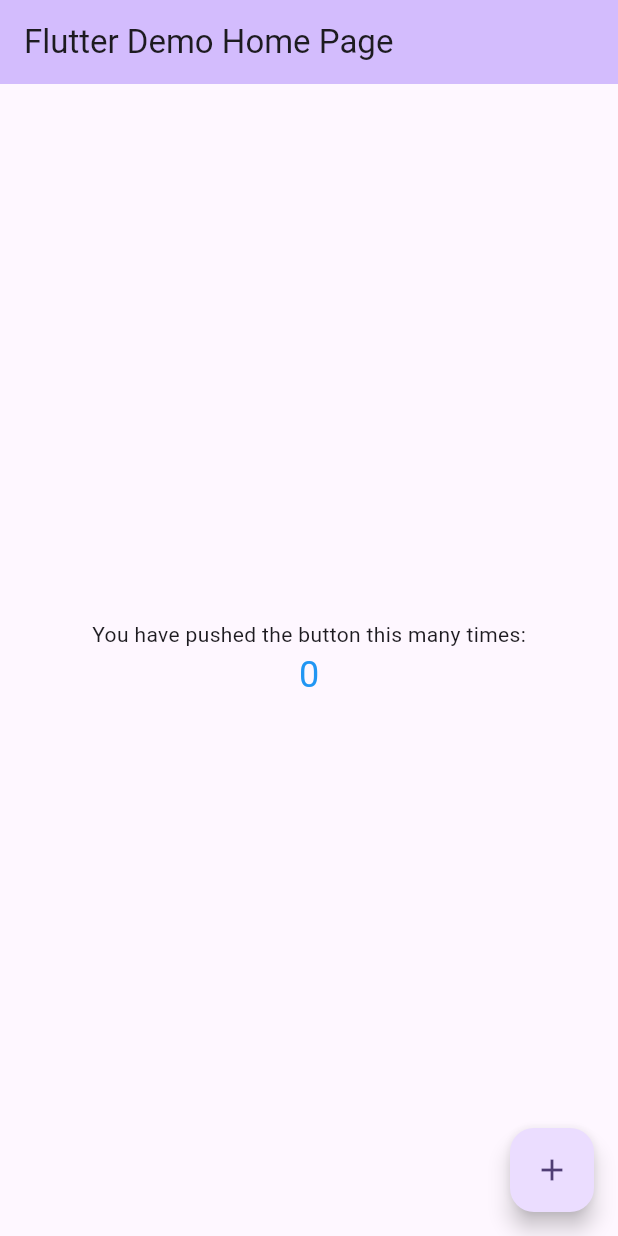
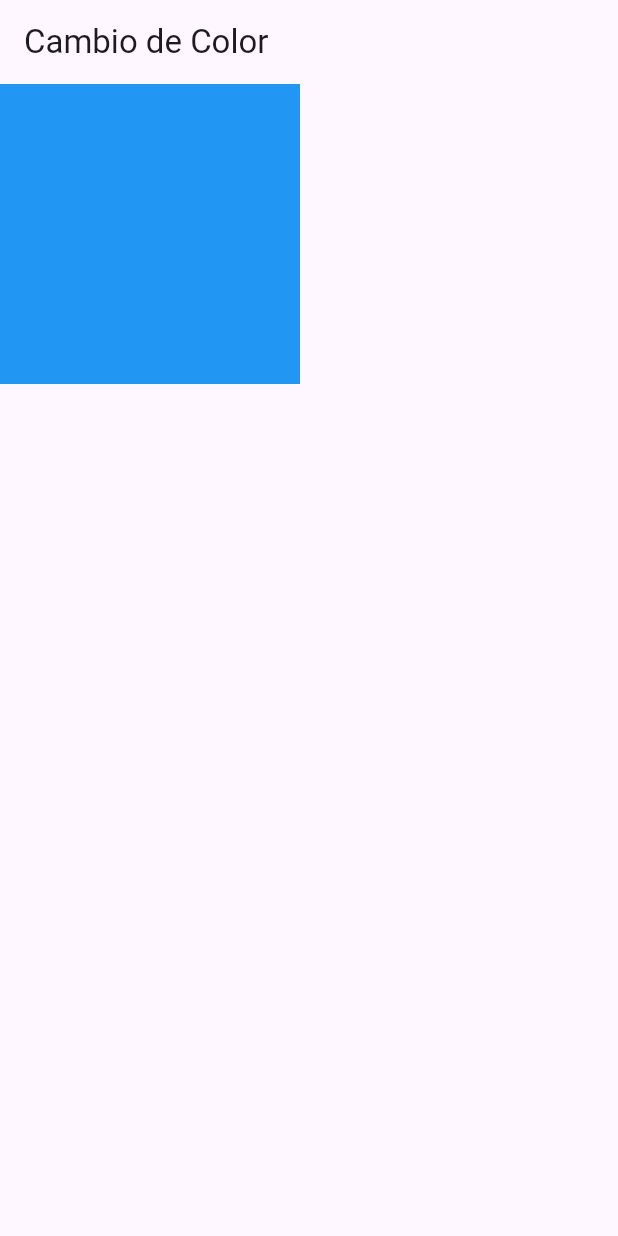
Before and after one commit to Progra-Movil-917/prueba1_62211083, a Flutter app: the screen it shows after launch, on a phone screen of 412 x 824 dp. Run offline on Flutter 3.47's test engine with Material 3 defaults, Android fonts, the phone set to English and light mode, and no system bars.

Commit message:
cambios realizados y prueba finalizada

```diff
--- a/lib/main.dart
+++ b/lib/main.dart
@@ -10,65 +10,51 @@ class MyApp extends StatelessWidget {
   @override
   Widget build(BuildContext context) {
     return MaterialApp(
-      title: 'Flutter Demo',
+      title: 'Color Change Widget',
       theme: ThemeData(
-        colorScheme: ColorScheme.fromSeed(seedColor: Colors.deepPurple),
-        useMaterial3: true,
+        primarySwatch: Colors.blue,
       ),
-      home: const MyHomePage(title: 'Flutter Demo Home Page'),
+      home: const ColorChangeWidget(),
     );
   }
 }
 
-class MyHomePage extends StatefulWidget {
-  const MyHomePage({Key? key, required this.title});
-
-  final String title;
+class ColorChangeWidget extends StatefulWidget {
+  const ColorChangeWidget({Key? key}) : super(key: key);
 
   @override
-  State<MyHomePage> createState() => _MyHomePageState();
+  _ColorChangeWidgetState createState() => _ColorChangeWidgetState();
 }
 
-class _MyHomePageState extends State<MyHomePage> {
-  int _counter = 0;
-  List<Color> colors = [Colors.blue, Colors.green, Colors.red];
-  int colorIndex = 0;
+class _ColorChangeWidgetState extends State<ColorChangeWidget> {
+  // Almacena el color
+  Color _currentColor = Colors.blue;
 
-  void _incrementCounter() {
+  List<Color> _colorOptions = [Colors.blue, Colors.red];
+  int _colorIndex = 0;
+
+  //Metodo del cambio de color
+  void _changeColor() {
     setState(() {
-      _counter++;
-      colorIndex = (_counter - 1) % colors.length;
+      _currentColor = _colorOptions[_colorIndex];
+      _colorIndex = (_colorIndex + 1) % _colorOptions.length;
     });
   }
 
+//llamando al metodo de cambiar color en el contenedor
   @override
   Widget build(BuildContext context) {
     return Scaffold(
       appBar: AppBar(
-        backgroundColor: Theme.of(context).colorScheme.inversePrimary,
-        title: Text(widget.title),
+        title: Text('Cambio de Color'),
       ),
-      body: Center(
-        child: Column(
-          mainAxisAlignment: MainAxisAlignment.center,
-          children: <Widget>[
-            const Text(
-              'You have pushed the button this many times:',
-            ),
-            Text(
-              '$_counter',
-              style: TextStyle(
-                color: colors[colorIndex],
-                fontSize: 24.0,
-              ),
-            ),
-          ],
+      body: GestureDetector(
+        onTap: _changeColor,
+        child: Container(
+          width: 200,
+          height: 200,
+          color: _currentColor,
         ),
-      ),
-      floatingActionButton: FloatingActionButton(
-        onPressed: _incrementCounter,
-        tooltip: 'Increment',
-        child: const Icon(Icons.add),
       ),
     );
   }
```
